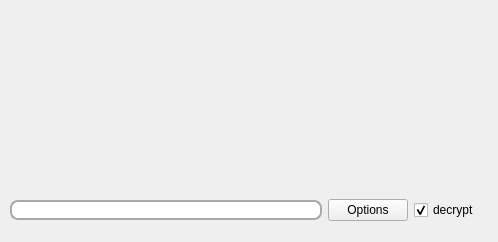
First picture: the form in netchat.ui, repository cfanatic/p2p-netchat, before the edit.
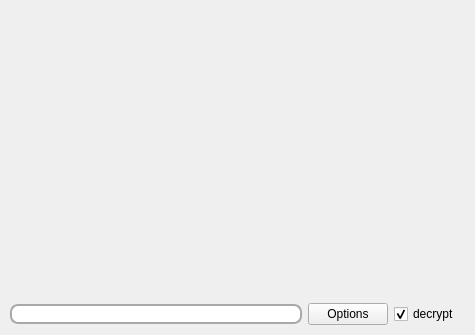
Second picture: the form after the edit. Icons and pictures are not drawn.

Commit message: Modify window geometry

What changed in the file:
```diff
--- a/netchat.ui
+++ b/netchat.ui
@@ -6,8 +6,8 @@
    <rect>
     <x>0</x>
     <y>0</y>
-    <width>498</width>
-    <height>242</height>
+    <width>475</width>
+    <height>335</height>
    </rect>
   </property>
   <property name="sizePolicy">
@@ -33,9 +33,9 @@
    <property name="geometry">
     <rect>
      <x>10</x>
-     <y>180</y>
-     <width>481</width>
-     <height>60</height>
+     <y>289</y>
+     <width>461</width>
+     <height>51</height>
     </rect>
    </property>
    <layout class="QHBoxLayout" name="horizontalLayout" stretch="3,0,0">
```
The commit also changes 1 other file.
